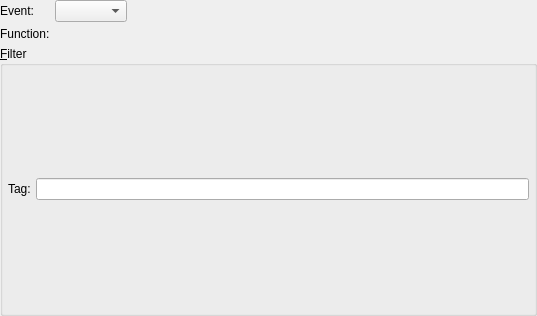
The window that libs/libgui/ui/dbobjects/eventtriggerwidget.ui (maniac787/pgmodeler) describes before a commit, drawn with Qt 5.
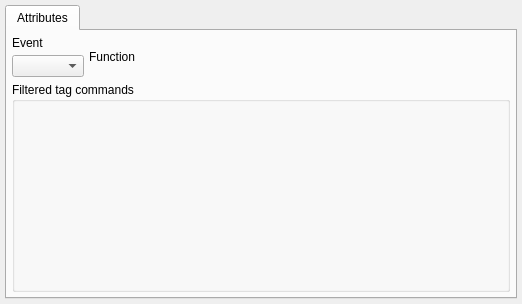
The same window after the commit. Icons and pictures are not drawn.

Commit message:
Refactor EventTriggerWidget to use tabbed layout and simplify filter editing
- Convert EventTriggerWidget to use configureTabbedLayout() for better organization
- Simplify filter table editing by making cells directly editable
- Remove handleTagValue() slot and related tag_edt field
- Remove complex signal/slot connections for tag handling
- Use GuiUtilsNs::createWidgetInParent for filter table creation
- Update UI to use vertical layout with attributes tab
- Improve label text (remove colons, update to modern style)
- Update minimum size to 550x350 for better usability

Diff of the .ui file:
```diff
--- a/libs/libgui/ui/dbobjects/eventtriggerwidget.ui
+++ b/libs/libgui/ui/dbobjects/eventtriggerwidget.ui
@@ -6,38 +6,67 @@
    <rect>
     <x>0</x>
     <y>0</y>
-    <width>537</width>
-    <height>316</height>
+    <width>522</width>
+    <height>304</height>
    </rect>
   </property>
-  <layout class="QGridLayout" name="eventtrigger_grid">
+  <layout class="QVBoxLayout" name="verticalLayout">
+   <property name="spacing">
+    <number>5</number>
+   </property>
    <property name="leftMargin">
-    <number>0</number>
+    <number>5</number>
    </property>
    <property name="topMargin">
-    <number>0</number>
+    <number>5</number>
    </property>
    <property name="rightMargin">
-    <number>0</number>
+    <number>5</number>
    </property>
    <property name="bottomMargin">
+    <number>5</number>
+   </property>
+   <item>
+    <widget class="QTabWidget" name="attributes_tbw">
+     <property name="currentIndex">
     <number>0</number>
+     </property>
+     <widget class="QWidget" name="attributes_tab">
+      <attribute name="icon">
+       <iconset resource="../../res/resources.qrc">
+        <normaloff>:/icons/icons/attribute.png</normaloff>:/icons/icons/attribute.png</iconset>
+      </attribute>
+      <attribute name="title">
+       <string>Attributes</string>
+      </attribute>
+      <layout class="QGridLayout" name="attributes_grid">
+       <property name="leftMargin">
+        <number>5</number>
+       </property>
+       <property name="topMargin">
+        <number>5</number>
+       </property>
+       <property name="rightMargin">
+        <number>5</number>
+       </property>
+       <property name="bottomMargin">
+        <number>5</number>
    </property>
    <property name="spacing">
     <number>5</number>
    </property>
    <item row="0" column="0">
+        <layout class="QVBoxLayout" name="event_lt">
+         <property name="spacing">
+          <number>5</number>
+         </property>
+         <item>
     <widget class="QLabel" name="event_lbl">
      <property name="text">
-      <string>Event:</string>
+            <string>Event</string>
      </property>
     </widget>
    </item>
-   <item row="0" column="1">
-    <layout class="QHBoxLayout" name="horizontalLayout">
-     <property name="spacing">
-      <number>5</number>
-     </property>
      <item>
       <widget class="QComboBox" name="event_cmb">
        <property name="iconSize">
@@ -48,29 +77,29 @@
        </property>
       </widget>
      </item>
-     <item>
-      <spacer name="horizontalSpacer">
-       <property name="orientation">
-        <enum>Qt::Horizontal</enum>
-       </property>
-       <property name="sizeHint" stdset="0">
-        <size>
-         <width>383</width>
-         <height>20</height>
-        </size>
-       </property>
-      </spacer>
-     </item>
-    </layout>
-   </item>
-   <item row="1" column="0">
+        </layout>
+       </item>
+       <item row="0" column="1">
+        <layout class="QVBoxLayout" name="function_lt">
+         <property name="spacing">
+          <number>5</number>
+         </property>
+         <item>
     <widget class="QLabel" name="function_lbl">
+           <property name="sizePolicy">
+            <sizepolicy hsizetype="Expanding" vsizetype="Preferred">
+             <horstretch>0</horstretch>
+             <verstretch>0</verstretch>
+            </sizepolicy>
+           </property>
      <property name="text">
-      <string>Function:</string>
+            <string>Function</string>
      </property>
     </widget>
    </item>
-   <item row="2" column="0" colspan="2">
+        </layout>
+       </item>
+       <item row="1" column="0" colspan="2">
     <widget class="QGroupBox" name="filter_gb">
      <property name="sizePolicy">
       <sizepolicy hsizetype="Preferred" vsizetype="Expanding">
@@ -79,7 +108,7 @@
       </sizepolicy>
      </property>
      <property name="title">
-      <string>&amp;Filter</string>
+          <string>Filtered tag commands</string>
      </property>
      <layout class="QVBoxLayout" name="filter_layout">
       <property name="spacing">
@@ -97,29 +126,12 @@
       <property name="bottomMargin">
        <number>5</number>
       </property>
-      <item>
-       <layout class="QHBoxLayout" name="horizontalLayout_2">
-        <property name="spacing">
-         <number>5</number>
-        </property>
-        <item>
-         <widget class="QLabel" name="tag_lbl">
-          <property name="text">
-           <string>Tag:</string>
-          </property>
-         </widget>
-        </item>
-        <item>
-         <widget class="QLineEdit" name="tag_edt">
-          <property name="clearButtonEnabled">
-           <bool>true</bool>
-          </property>
-         </widget>
-        </item>
-       </layout>
-      </item>
-     </layout>
-    </widget>
+         </layout>
+        </widget>
+       </item>
+      </layout>
+     </widget>
+    </widget>
    </item>
   </layout>
  </widget>
```
Left out of the diff: 4 changed lines with no effect on the pictures. Lines whose indentation alone changed are shown as unchanged. The commit also changes 2 other files.
